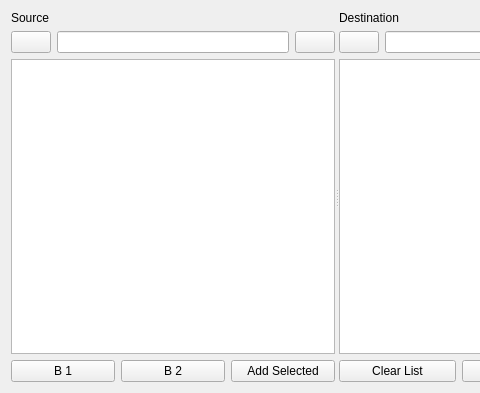
The window that Libs/UserInterfaces/SourceBrowser.ui (AltaArts/SourceTab--Prism-Plugin) describes before a commit, drawn with Qt 5; both pictures show x 0 to 480 and y 0 to 393 of the 714 by 393 pixel window.
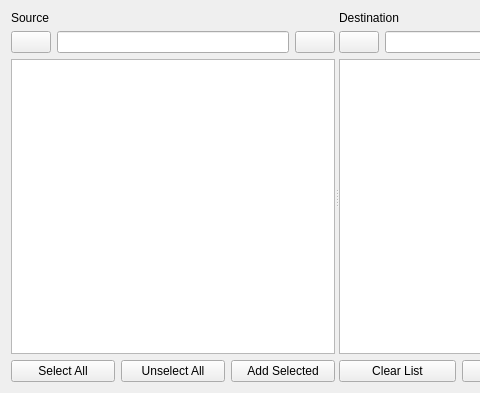
The same window after the commit.

Commit message: Added Select All and Un-Select All

```diff
--- a/Libs/UserInterfaces/SourceBrowser.ui
+++ b/Libs/UserInterfaces/SourceBrowser.ui
@@ -89,14 +89,14 @@
          <item>
           <widget class="QPushButton" name="b_source1">
            <property name="text">
-            <string>B 1</string>
+            <string>Select All</string>
            </property>
           </widget>
          </item>
          <item>
           <widget class="QPushButton" name="b_source2">
            <property name="text">
-            <string>B 2</string>
+            <string>Unselect All</string>
            </property>
           </widget>
          </item>
```
Left out of the diff: 4 changed lines with no effect on the pictures. The commit also changes 3 other files.
